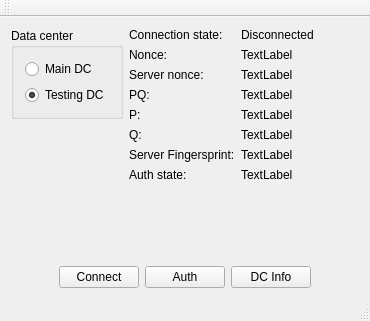
The window that testApp/MainWindow.ui (Kaffeine/telegram-qt) describes before a commit, drawn with Qt 5.
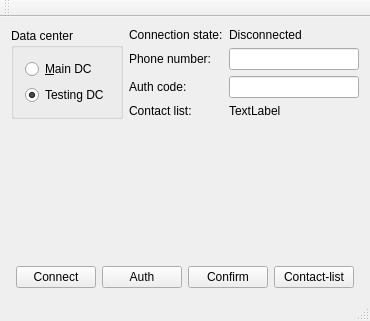
The same window after the commit.

What changed in the file:
```diff
--- a/testApp/MainWindow.ui
+++ b/testApp/MainWindow.ui
@@ -19,52 +19,53 @@
      <layout class="QGridLayout" name="gridLayout_4">
       <item row="0" column="1">
        <layout class="QGridLayout" name="gridLayout_2">
+        <item row="0" column="0">
+         <widget class="QLabel" name="label">
+          <property name="text">
+           <string>Connection state:</string>
+          </property>
+         </widget>
+        </item>
+        <item row="1" column="1">
+         <widget class="QLineEdit" name="phoneNumber"/>
+        </item>
         <item row="4" column="1">
-         <widget class="QLabel" name="p">
-          <property name="text">
-           <string>TextLabel</string>
+         <spacer name="horizontalSpacer_4">
+          <property name="orientation">
+           <enum>Qt::Horizontal</enum>
           </property>
-         </widget>
-        </item>
-        <item row="5" column="1">
-         <widget class="QLabel" name="q">
-          <property name="text">
-           <string>TextLabel</string>
+          <property name="sizeHint" stdset="0">
+           <size>
+            <width>40</width>
+            <height>20</height>
+           </size>
           </property>
-         </widget>
+         </spacer>
         </item>
-        <item row="6" column="1">
-         <widget class="QLabel" name="serverPublicFingersprint">
+        <item row="3" column="0">
+         <widget class="QLabel" name="label_3">
           <property name="text">
-           <string>TextLabel</string>
-          </property>
-         </widget>
-        </item>
-        <item row="2" column="0">
-         <widget class="QLabel" name="label_5">
-          <property name="text">
-           <string>Server nonce:</string>
+           <string>Contact list:</string>
           </property>
          </widget>
         </item>
         <item row="4" column="0">
+         <spacer name="verticalSpacer">
+          <property name="orientation">
+           <enum>Qt::Vertical</enum>
+          </property>
+          <property name="sizeHint" stdset="0">
+           <size>
+            <width>20</width>
+            <height>40</height>
+           </size>
+          </property>
+         </spacer>
+        </item>
+        <item row="3" column="1">
          <widget class="QLabel" name="label_4">
           <property name="text">
-           <string>P:</string>
-          </property>
-         </widget>
-        </item>
-        <item row="1" column="0">
-         <widget class="QLabel" name="label_3">
-          <property name="text">
-           <string>Nonce:</string>
-          </property>
-         </widget>
-        </item>
-        <item row="0" column="0">
-         <widget class="QLabel" name="label">
-          <property name="text">
-           <string>Connection state:</string>
+           <string>TextLabel</string>
           </property>
          </widget>
         </item>
@@ -75,87 +76,22 @@
           </property>
          </widget>
         </item>
-        <item row="3" column="0">
+        <item row="1" column="0">
          <widget class="QLabel" name="label_2">
           <property name="text">
-           <string>PQ:</string>
+           <string>Phone number:</string>
           </property>
          </widget>
         </item>
-        <item row="5" column="0">
-         <widget class="QLabel" name="label_6">
+        <item row="2" column="0">
+         <widget class="QLabel" name="label_5">
           <property name="text">
-           <string>Q:</string>
-          </property>
-         </widget>
-        </item>
-        <item row="6" column="0">
-         <widget class="QLabel" name="label_7">
-          <property name="text">
-           <string>Server Fingersprint:</string>
+           <string>Auth code:</string>
           </property>
          </widget>
         </item>
         <item row="2" column="1">
-         <widget class="QLabel" name="serverNonce">
-          <property name="text">
-           <string>TextLabel</string>
-          </property>
-         </widget>
-        </item>
-        <item row="3" column="1">
-         <widget class="QLabel" name="pq">
-          <property name="text">
-           <string>TextLabel</string>
-          </property>
-         </widget>
-        </item>
-        <item row="8" column="1">
-         <spacer name="horizontalSpacer_4">
-          <property name="orientation">
-           <enum>Qt::Horizontal</enum>
-          </property>
-          <property name="sizeHint" stdset="0">
-           <size>
-            <width>40</width>
-            <height>20</height>
-           </size>
-          </property>
-         </spacer>
-        </item>
-        <item row="8" column="0">
-         <spacer name="verticalSpacer">
-          <property name="orientation">
-           <enum>Qt::Vertical</enum>
-          </property>
-          <property name="sizeHint" stdset="0">
-           <size>
-            <width>20</width>
-            <height>40</height>
-           </size>
-          </property>
-         </spacer>
-        </item>
-        <item row="1" column="1">
-         <widget class="QLabel" name="nonce">
-          <property name="text">
-           <string>TextLabel</string>
-          </property>
-         </widget>
-        </item>
-        <item row="7" column="0">
-         <widget class="QLabel" name="label_8">
-          <property name="text">
-           <string>Auth state:</string>
-          </property>
-         </widget>
-        </item>
-        <item row="7" column="1">
-         <widget class="QLabel" name="authState">
-          <property name="text">
-           <string>TextLabel</string>
-          </property>
-         </widget>
+         <widget class="QLineEdit" name="confirmationCode"/>
         </item>
        </layout>
       </item>
@@ -170,7 +106,7 @@
            <item row="1" column="0">
             <widget class="QRadioButton" name="mainDcRadio">
              <property name="text">
-              <string>Main DC</string>
+              <string>&amp;Main DC</string>
              </property>
             </widget>
            </item>
@@ -234,7 +170,14 @@
         <item>
          <widget class="QPushButton" name="dcHelpButton">
           <property name="text">
-           <string>DC Info</string>
+           <string>Confirm</string>
+          </property>
+         </widget>
+        </item>
+        <item>
+         <widget class="QPushButton" name="contactList">
+          <property name="text">
+           <string>Contact-list</string>
           </property>
          </widget>
         </item>
```
Left out of the diff: 4 changed lines with no effect on the pictures.
